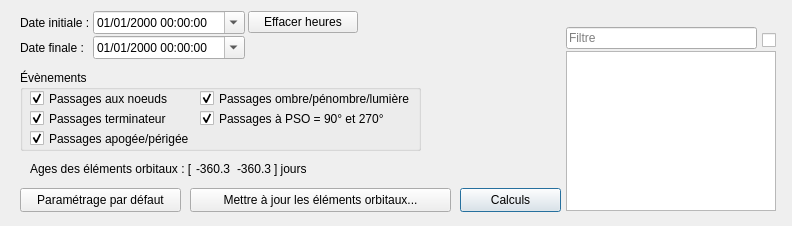
Above: src/interface/onglets/previsions/calculsevenementsorbitaux.ui from mconsidine/previsat-git before the change. Below: the same form after it.
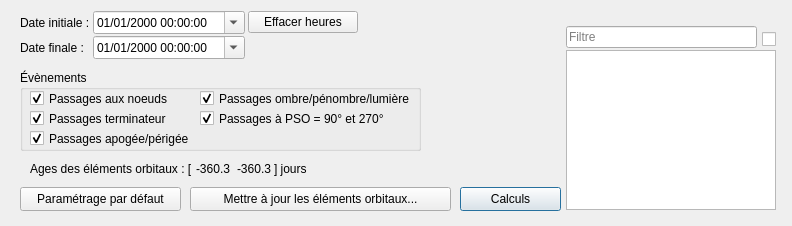
That is the form after the change.

What changed in the file:
```diff
--- a/src/interface/onglets/previsions/calculsevenementsorbitaux.ui
+++ b/src/interface/onglets/previsions/calculsevenementsorbitaux.ui
@@ -23,7 +23,7 @@
    <property name="geometry">
     <rect>
      <x>566</x>
-     <y>51</y>
+     <y>50</y>
      <width>210</width>
      <height>160</height>
     </rect>
@@ -265,7 +265,7 @@
    <property name="geometry">
     <rect>
      <x>460</x>
-     <y>188</y>
+     <y>187</y>
      <width>101</width>
      <height>24</height>
     </rect>
@@ -284,7 +284,7 @@
    <property name="geometry">
     <rect>
      <x>20</x>
-     <y>188</y>
+     <y>187</y>
      <width>161</width>
      <height>24</height>
     </rect>
@@ -300,7 +300,7 @@
    <property name="geometry">
     <rect>
      <x>566</x>
-     <y>27</y>
+     <y>26</y>
      <width>191</width>
      <height>22</height>
     </rect>
@@ -386,7 +386,7 @@
    <property name="geometry">
     <rect>
      <x>190</x>
-     <y>188</y>
+     <y>187</y>
      <width>261</width>
      <height>24</height>
     </rect>
@@ -399,7 +399,7 @@
    <property name="geometry">
     <rect>
      <x>762</x>
-     <y>30</y>
+     <y>29</y>
      <width>21</width>
      <height>20</height>
     </rect>
```
Left out of the diff: 14 changed lines with no effect on the pictures.
